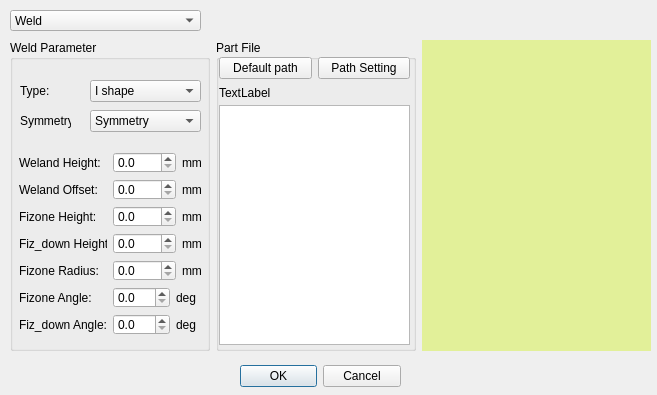
The window that phascan_view/ui/dialog/DialogWeldPartLoad.ui (qinxingying/hello-word) describes before a commit, drawn with Qt 5.
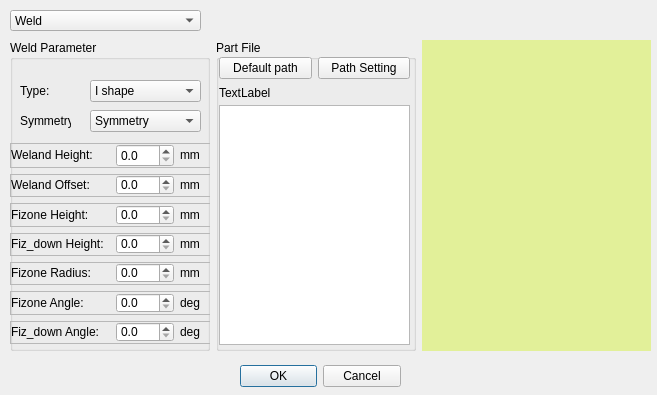
The same window after the commit. Custom widgets are drawn as their Qt base class.

Commit message: Updated:更新焊缝参数ui和显示模式

Patch:
```diff
--- a/phascan_view/ui/dialog/DialogWeldPartLoad.ui
+++ b/phascan_view/ui/dialog/DialogWeldPartLoad.ui
@@ -184,7 +184,7 @@
         <string>Symmetry:</string>
        </property>
       </widget>
-      <widget class="QFrame" name="frame_5">
+      <widget class="QFrame" name="frame_value">
        <property name="geometry">
         <rect>
          <x>0</x>
@@ -193,152 +193,500 @@
          <height>201</height>
         </rect>
        </property>
-       <layout class="QGridLayout" name="gridLayout">
-        <item row="0" column="0">
+       <layout class="QVBoxLayout" name="verticalLayout_2">
+        <property name="leftMargin">
+         <number>0</number>
+        </property>
+        <property name="topMargin">
+         <number>0</number>
+        </property>
+        <property name="rightMargin">
+         <number>0</number>
+        </property>
+        <property name="bottomMargin">
+         <number>0</number>
+        </property>
+        <item>
+         <widget class="QFrame" name="frame_1">
+          <property name="frameShape">
+           <enum>QFrame::StyledPanel</enum>
+          </property>
+          <property name="frameShadow">
+           <enum>QFrame::Raised</enum>
+          </property>
+          <layout class="QHBoxLayout" name="horizontalLayout_3">
+           <property name="leftMargin">
+            <number>0</number>
+           </property>
+           <property name="topMargin">
+            <number>0</number>
+           </property>
+           <property name="rightMargin">
+            <number>0</number>
+           </property>
+           <property name="bottomMargin">
+            <number>0</number>
+           </property>
+           <item>
          <widget class="QLabel" name="LabelWHeight">
+             <property name="minimumSize">
+              <size>
+               <width>96</width>
+               <height>20</height>
+              </size>
+             </property>
+             <property name="maximumSize">
+              <size>
+               <width>16777215</width>
+               <height>20</height>
+              </size>
+             </property>
           <property name="text">
            <string>Weland Height:</string>
           </property>
          </widget>
         </item>
-        <item row="0" column="1" colspan="2">
+           <item>
          <widget class="QDoubleSpinBox" name="SpinWHeight">
+             <property name="maximumSize">
+              <size>
+               <width>58</width>
+               <height>16777215</height>
+              </size>
+             </property>
           <property name="decimals">
            <number>1</number>
           </property>
          </widget>
         </item>
-        <item row="0" column="3">
+           <item>
          <widget class="QLabel" name="LabelUnitWHeight">
+             <property name="minimumSize">
+              <size>
+               <width>30</width>
+               <height>20</height>
+              </size>
+             </property>
+             <property name="maximumSize">
+              <size>
+               <width>30</width>
+               <height>20</height>
+              </size>
+             </property>
           <property name="text">
            <string>mm</string>
           </property>
          </widget>
         </item>
-        <item row="1" column="0">
+          </layout>
+         </widget>
+        </item>
+        <item>
+         <widget class="QFrame" name="frame_2">
+          <property name="frameShape">
+           <enum>QFrame::StyledPanel</enum>
+          </property>
+          <property name="frameShadow">
+           <enum>QFrame::Raised</enum>
+          </property>
+          <layout class="QHBoxLayout" name="horizontalLayout_5">
+           <property name="leftMargin">
+            <number>0</number>
+           </property>
+           <property name="topMargin">
+            <number>0</number>
+           </property>
+           <property name="rightMargin">
+            <number>0</number>
+           </property>
+           <property name="bottomMargin">
+            <number>0</number>
+           </property>
+           <item>
          <widget class="QLabel" name="LabelWOffset">
+             <property name="minimumSize">
+              <size>
+               <width>96</width>
+               <height>0</height>
+              </size>
+             </property>
+             <property name="maximumSize">
+              <size>
+               <width>16777215</width>
+               <height>20</height>
+              </size>
+             </property>
           <property name="text">
            <string>Weland Offset:</string>
           </property>
          </widget>
         </item>
-        <item row="1" column="1" colspan="2">
+           <item>
          <widget class="QDoubleSpinBox" name="SpinWoffset">
+             <property name="maximumSize">
+              <size>
+               <width>58</width>
+               <height>20</height>
+              </size>
+             </property>
           <property name="decimals">
            <number>1</number>
           </property>
          </widget>
         </item>
-        <item row="1" column="3">
+           <item>
          <widget class="QLabel" name="LabelUnitWOffset">
+             <property name="maximumSize">
+              <size>
+               <width>30</width>
+               <height>20</height>
+              </size>
+             </property>
           <property name="text">
            <string>mm</string>
           </property>
          </widget>
         </item>
-        <item row="2" column="0">
+          </layout>
+         </widget>
+        </item>
+        <item>
+         <widget class="QFrame" name="frame_3">
+          <property name="frameShape">
+           <enum>QFrame::StyledPanel</enum>
+          </property>
+          <property name="frameShadow">
+           <enum>QFrame::Raised</enum>
+          </property>
+          <layout class="QHBoxLayout" name="horizontalLayout_10">
+           <property name="leftMargin">
+            <number>0</number>
+           </property>
+           <property name="topMargin">
+            <number>0</number>
+           </property>
+           <property name="rightMargin">
+            <number>0</number>
+           </property>
+           <property name="bottomMargin">
+            <number>0</number>
+           </property>
+           <item>
          <widget class="QLabel" name="LabelFHeight">
+             <property name="minimumSize">
+              <size>
+               <width>96</width>
+               <height>0</height>
+              </size>
+             </property>
+             <property name="maximumSize">
+              <size>
+               <width>16777215</width>
+               <height>20</height>
+              </size>
+             </property>
           <property name="text">
            <string>Fizone Height:</string>
           </property>
          </widget>
         </item>
-        <item row="2" column="1" colspan="2">
+           <item>
          <widget class="QDoubleSpinBox" name="SpinFHeight">
+             <property name="maximumSize">
+              <size>
+               <width>58</width>
+               <height>20</height>
+              </size>
+             </property>
           <property name="decimals">
            <number>1</number>
           </property>
          </widget>
         </item>
-        <item row="2" column="3">
+           <item>
          <widget class="QLabel" name="LabelUnitFHeight">
+             <property name="maximumSize">
+              <size>
+               <width>30</width>
+               <height>20</height>
+              </size>
+             </property>
           <property name="text">
            <string>mm</string>
           </property>
          </widget>
         </item>
-        <item row="3" column="0">
+          </layout>
+         </widget>
+        </item>
+        <item>
+         <widget class="QFrame" name="frame_4">
+          <property name="frameShape">
+           <enum>QFrame::StyledPanel</enum>
+          </property>
+          <property name="frameShadow">
+           <enum>QFrame::Raised</enum>
+          </property>
+          <layout class="QHBoxLayout" name="horizontalLayout_9">
+           <property name="leftMargin">
+            <number>0</number>
+           </property>
+           <property name="topMargin">
+            <number>0</number>
+           </property>
+           <property name="rightMargin">
+            <number>0</number>
+           </property>
+           <property name="bottomMargin">
+            <number>0</number>
+           </property>
+           <item>
          <widget class="QLabel" name="LabelFHeight_2">
+             <property name="maximumSize">
+              <size>
+               <width>16777215</width>
+               <height>20</height>
+              </size>
+             </property>
           <property name="text">
            <string>Fiz_down Height:</string>
           </property>
          </widget>
         </item>
-        <item row="3" column="3">
+           <item>
+            <widget class="QDoubleSpinBox" name="SpinFHeight_2">
+             <property name="maximumSize">
+              <size>
+               <width>58</width>
+               <height>20</height>
+              </size>
+             </property>
+             <property name="decimals">
+              <number>1</number>
+             </property>
+            </widget>
+           </item>
+           <item>
          <widget class="QLabel" name="LabelUnitFHeight_2">
+             <property name="maximumSize">
+              <size>
+               <width>30</width>
+               <height>20</height>
+              </size>
+             </property>
           <property name="text">
            <string>mm</string>
           </property>
          </widget>
         </item>
-        <item row="4" column="0">
+          </layout>
+         </widget>
+        </item>
+        <item>
+         <widget class="QFrame" name="frame_5">
+          <property name="frameShape">
+           <enum>QFrame::StyledPanel</enum>
+          </property>
+          <property name="frameShadow">
+           <enum>QFrame::Raised</enum>
+          </property>
+          <layout class="QHBoxLayout" name="horizontalLayout_8">
+           <property name="leftMargin">
+            <number>0</number>
+           </property>
+           <property name="topMargin">
+            <number>0</number>
+           </property>
+           <property name="rightMargin">
+            <number>0</number>
+           </property>
+           <property name="bottomMargin">
+            <number>0</number>
+           </property>
+           <item>
          <widget class="QLabel" name="LabelFRadius">
+             <property name="minimumSize">
+              <size>
+               <width>96</width>
+               <height>0</height>
+              </size>
+             </property>
+             <property name="maximumSize">
+              <size>
+               <width>16777215</width>
+               <height>20</height>
+              </size>
+             </property>
           <property name="text">
            <string>Fizone Radius:</string>
           </property>
          </widget>
         </item>
-        <item row="4" column="3">
+           <item>
+            <widget class="QDoubleSpinBox" name="SpinFRadius">
+             <property name="maximumSize">
+              <size>
+               <width>58</width>
+               <height>20</height>
+              </size>
+             </property>
+             <property name="decimals">
+              <number>1</number>
+             </property>
+            </widget>
+           </item>
+           <item>
          <widget class="QLabel" name="LabelUnitFRadius">
+             <property name="maximumSize">
+              <size>
+               <width>30</width>
+               <height>20</height>
+              </size>
+             </property>
           <property name="text">
            <string>mm</string>
           </property>
          </widget>
         </item>
-        <item row="5" column="0">
+          </layout>
+         </widget>
+        </item>
+        <item>
+         <widget class="QFrame" name="frame_6">
+          <property name="frameShape">
+           <enum>QFrame::StyledPanel</enum>
+          </property>
+          <property name="frameShadow">
+           <enum>QFrame::Raised</enum>
+          </property>
+          <layout class="QHBoxLayout" name="horizontalLayout_7">
+           <property name="leftMargin">
+            <number>0</number>
+           </property>
+           <property name="topMargin">
+            <number>0</number>
+           </property>
+           <property name="rightMargin">
+            <number>0</number>
+           </property>
+           <property name="bottomMargin">
+            <number>0</number>
+           </property>
+           <item>
          <widget class="QLabel" name="LabelFAngle">
+             <property name="minimumSize">
+              <size>
+               <width>96</width>
+               <height>0</height>
+              </size>
+             </property>
+             <property name="maximumSize">
+              <size>
+               <width>16777215</width>
+               <height>20</height>
+              </size>
+             </property>
           <property name="text">
            <string>Fizone Angle:</string>
           </property>
          </widget>
         </item>
-        <item row="5" column="1">
+           <item>
          <widget class="QDoubleSpinBox" name="SpinFAngle">
+             <property name="maximumSize">
+              <size>
+               <width>58</width>
+               <height>20</height>
+              </size>
+             </property>
           <property name="decimals">
            <number>1</number>
           </property>
          </widget>
         </item>
-        <item row="5" column="2" colspan="2">
+           <item>
          <widget class="QLabel" name="LabelUnitFAngle">
+             <property name="maximumSize">
+              <size>
+               <width>30</width>
+               <height>20</height>
+              </size>
+             </property>
           <property name="text">
            <string>deg</string>
           </property>
          </widget>
         </item>
-        <item row="6" column="0">
+          </layout>
+         </widget>
+        </item>
+        <item>
+         <widget class="QFrame" name="frame_7">
+          <property name="frameShape">
+           <enum>QFrame::StyledPanel</enum>
+          </property>
+          <property name="frameShadow">
+           <enum>QFrame::Raised</enum>
+          </property>
+          <layout class="QHBoxLayout" name="horizontalLayout_6">
+           <property name="leftMargin">
+            <number>0</number>
+           </property>
+           <property name="topMargin">
+            <number>0</number>
+           </property>
+           <property name="rightMargin">
+            <number>0</number>
+           </property>
+           <property name="bottomMargin">
+            <number>0</number>
+           </property>
+           <item>
          <widget class="QLabel" name="LabelFAngle_2">
+             <property name="minimumSize">
+              <size>
+               <width>96</width>
+               <height>0</height>
+              </size>
+             </property>
+             <property name="maximumSize">
+              <size>
+               <width>16777215</width>
+               <height>20</height>
+              </size>
+             </property>
           <property name="text">
            <string>Fiz_down Angle:</string>
           </property>
          </widget>
         </item>
-        <item row="6" column="1">
+           <item>
          <widget class="QDoubleSpinBox" name="SpinFAngle_2">
+             <property name="maximumSize">
+              <size>
+               <width>58</width>
+               <height>20</height>
+              </size>
+             </property>
           <property name="decimals">
            <number>1</number>
           </property>
          </widget>
         </item>
-        <item row="6" column="2" colspan="2">
+           <item>
          <widget class="QLabel" name="LabelUnitFAngle_2">
+             <property name="maximumSize">
+              <size>
+               <width>30</width>
+               <height>20</height>
+              </size>
+             </property>
           <property name="text">
            <string>deg</string>
           </property>
          </widget>
         </item>
-        <item row="3" column="1" colspan="2">
-         <widget class="QDoubleSpinBox" name="SpinFHeight_2">
-          <property name="decimals">
-           <number>1</number>
-          </property>
-         </widget>
-        </item>
-        <item row="4" column="1" colspan="2">
-         <widget class="QDoubleSpinBox" name="SpinFRadius">
-          <property name="decimals">
-           <number>1</number>
-          </property>
+          </layout>
          </widget>
         </item>
        </layout>
```
Lines whose indentation alone changed are shown as unchanged. The commit also changes 1 other file.
